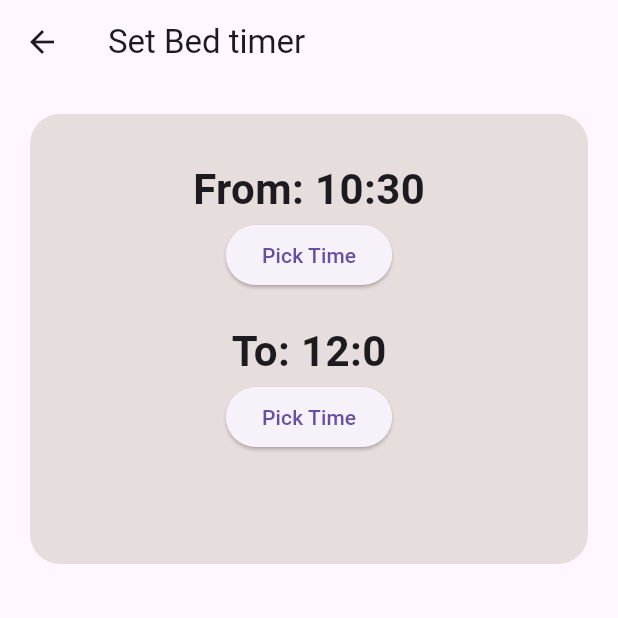
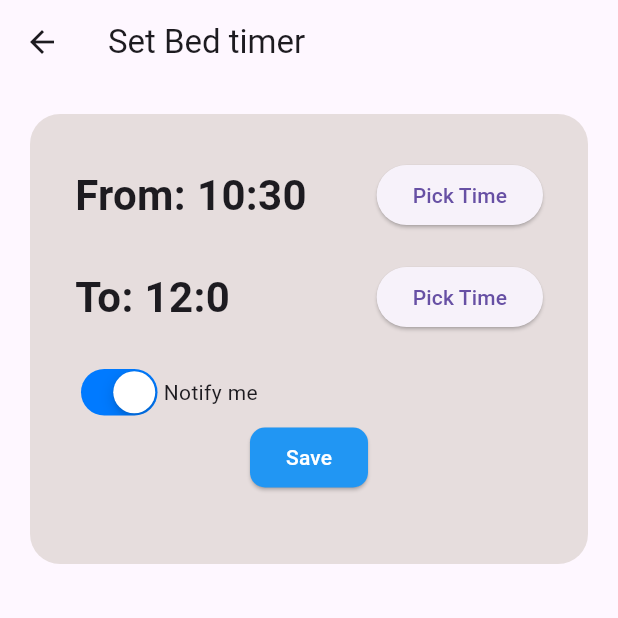
Before and after one commit to Amoako419/Flutter_Semester_Project, a Flutter app: the TimePickerWidget screen opened directly, on a phone screen of 412 x 824 dp, the top half of it. Run offline on Flutter 3.47's test engine with Material 3 defaults, Android fonts, the phone set to English and light mode, and no system bars.

Commit message:
initial commit

```diff
--- a/health_monitor/lib/pages/timepicker.dart
+++ b/health_monitor/lib/pages/timepicker.dart
@@ -1,5 +1,5 @@
 
-
+import 'package:flutter/cupertino.dart';
 import 'package:flutter/material.dart';
 
 class TimePickerWidget extends StatefulWidget {
@@ -7,6 +7,7 @@ class TimePickerWidget extends StatefulWidget {
 
     @override
     State<TimePickerWidget> createState() => _TimePickerWidgetState();
+
 }
 
 class _TimePickerWidgetState extends State<TimePickerWidget> {
@@ -37,7 +38,7 @@ class _TimePickerWidgetState extends State<TimePickerWidget> {
         });
         }
     });}
-
+      bool switchValue = true;
 
     @override
     Widget build(BuildContext context) {
@@ -69,17 +70,59 @@ class _TimePickerWidgetState extends State<TimePickerWidget> {
         color: Color.fromARGB(255, 230, 221, 221)),
         child: Column(
           children: [
-             Text('From: ${_time.hour}:${_time.minute}',style: const TextStyle(fontSize: 28.0,fontWeight: FontWeight.bold),),
-        ElevatedButton(
+             Row(
+              mainAxisAlignment: MainAxisAlignment.spaceBetween,
+               children: [
+                 Text('From: ${_time.hour}:${_time.minute}',style: const TextStyle(fontSize: 28.0,fontWeight: FontWeight.bold),),ElevatedButton(
             onPressed: _showTimePicker,
             child: const Text('Pick Time'),
         ),
+               ],
+             ),
+
         Padding(padding: EdgeInsets.all(10)),
-              Text('To: ${_time2.hour}:${_time2.minute}',style: const TextStyle(fontSize: 28.0,fontWeight: FontWeight.bold),),
-        ElevatedButton(
+
+              Row(
+                mainAxisAlignment: MainAxisAlignment.spaceBetween,
+                children: [
+                  Text('To: ${_time2.hour}:${_time2.minute}',style: const TextStyle(fontSize: 28.0,fontWeight: FontWeight.bold),),  ElevatedButton(
             onPressed: _TimePicker,
             child: const Text('Pick Time'),
         ),
+                ],
+              ),
+        const Padding(padding: EdgeInsets.all(10)),
+
+         Row(
+           children: [
+
+             CupertinoSwitch(
+              // This bool value toggles the switch.
+              value: switchValue,
+              activeColor: CupertinoColors.activeBlue,
+              onChanged: (bool? value) {
+                // This is called when the user toggles the switch.
+                setState(() {
+                  switchValue = value ?? false;
+                });
+              },
+                     ),
+            const Text("Notify me"),
+           ],
+         ),
+
+         ElevatedButton(
+    style: ElevatedButton.styleFrom(
+    primary: Colors.blue,
+    onPrimary: Colors.white,
+    shape: RoundedRectangleBorder(
+        borderRadius: BorderRadius.circular(10),
+    ),
+    ),
+    onPressed: () {},
+    child: const Text('Save'),
+)
+
 
           ],
         ),
```
